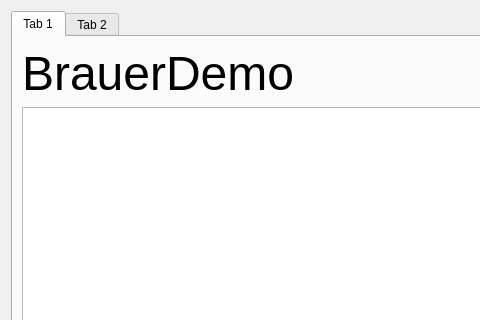
Before: the Qt Designer form brauerdemo.ui in MarcoSin42/BrauerDemo, drawn with Qt 5; both pictures show x 0 to 480 and y 0 to 320 of the 792 by 690 pixel window.
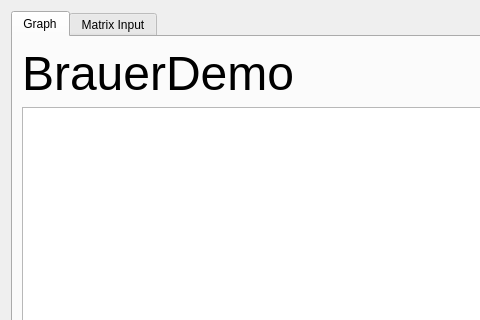
After: the same form once the commit is applied.

Commit message: Changed the axis such that they render from bottom-left instead of top-left

```diff
--- a/brauerdemo.ui
+++ b/brauerdemo.ui
@@ -32,7 +32,7 @@
     <widget class="QTabWidget" name="tabWidget">
      <widget class="QWidget" name="graphTab">
       <attribute name="title">
-       <string>Tab 1</string>
+       <string>Graph</string>
       </attribute>
       <layout class="QVBoxLayout" name="verticalLayout_4">
        <item>
@@ -68,7 +68,7 @@
      </widget>
      <widget class="QWidget" name="matrixInpTab">
       <attribute name="title">
-       <string>Tab 2</string>
+       <string>Matrix Input</string>
       </attribute>
       <layout class="QVBoxLayout" name="verticalLayout_5">
        <item>
```
Left out of the diff: 9 changed lines with no effect on the pictures. The commit also changes 1 other file.
